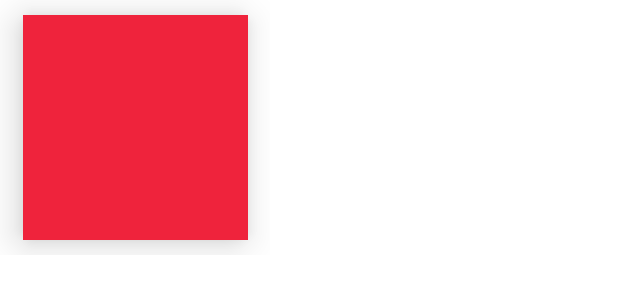
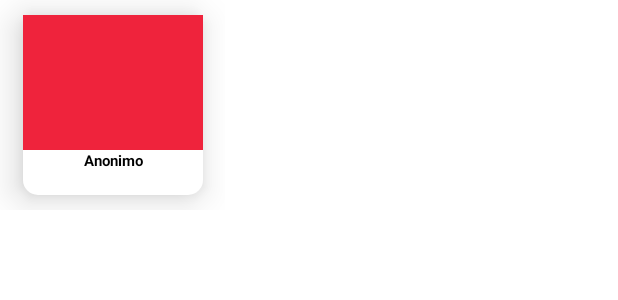
Before and after one commit to mondr4g/guesswhosthat, an Android app: the layout listitem_personaje.xml on its own in the app's theme, with its tools: preview values and no code run, on a phone screen of 412 x 824 dp. Shown: the top 300 px of the screen. Run offline under Robolectric (Android 15) with nearby library versions, the phone set to English and light mode, and no system bars.

Commit message:
cartas con img de personajes

```diff
--- a/app/src/main/res/layout/listitem_personaje.xml
+++ b/app/src/main/res/layout/listitem_personaje.xml
@@ -1,14 +1,14 @@
 <?xml version="1.0" encoding="utf-8"?>
 <androidx.constraintlayout.widget.ConstraintLayout xmlns:android="http://schemas.android.com/apk/res/android"
     xmlns:app="http://schemas.android.com/apk/res-auto"
-    android:layout_width="180dp"
-    android:layout_height="170dp"
+    android:layout_width="150dp"
+    android:layout_height="140dp"
     android:orientation="vertical">
 
     <LinearLayout
         android:id="@+id/card_front"
-        android:layout_width="150dp"
-        android:layout_height="150dp"
+        android:layout_width="120dp"
+        android:layout_height="120dp"
         android:background="@drawable/round_bg"
         android:elevation="15dp"
         android:orientation="vertical"
@@ -18,10 +18,22 @@
         app:layout_constraintTop_toTopOf="parent">
 
         <ImageView
-            android:id="@+id/character"
+            android:id="@+id/char_img"
             android:layout_width="match_parent"
-            android:layout_height="match_parent"
+            android:layout_height="90dp"
             android:src="@color/primary" />
+
+        <TextView
+            android:id="@+id/char_name"
+            android:layout_width="match_parent"
+            android:layout_height="wrap_content"
+            android:text="Anonimo"
+            android:textAlignment="center"
+            android:textStyle="bold"
+            android:background="@color/white"
+            android:textColor="@color/black"
+            android:fontFamily="sans-serif"
+            android:textSize="10sp"/>
 
         <TextView
             android:id="@+id/isFront"
@@ -34,8 +46,8 @@
 
     <LinearLayout
         android:id="@+id/card_back"
-        android:layout_width="150dp"
-        android:layout_height="150dp"
+        android:layout_width="120dp"
+        android:layout_height="120dp"
         android:background="@drawable/round_bg"
         android:elevation="15dp"
         android:orientation="vertical"
```
Also changed, not shown: app/src/main/java/com/example/guesswhosthat/CardAdapter.kt (+9 -3 lines), app/src/main/java/com/example/guesswhosthat/GameActivity.kt (+58 -7 lines), app/src/main/java/com/example/guesswhosthat/Helpers/Characters.kt (+6 -1 lines), app/src/main/res/layout/activity_board1vs1.xml (+72 -3 lines).
